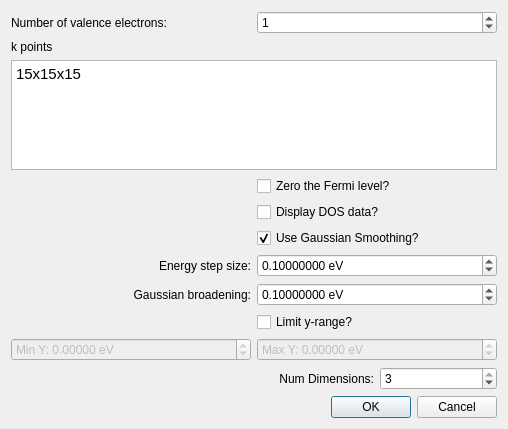
First picture: the form in libavogadro/src/extensions/yaehmop/yaehmoptotaldosdialog.ui, repository SSeBastian3/avogadro, before the edit.
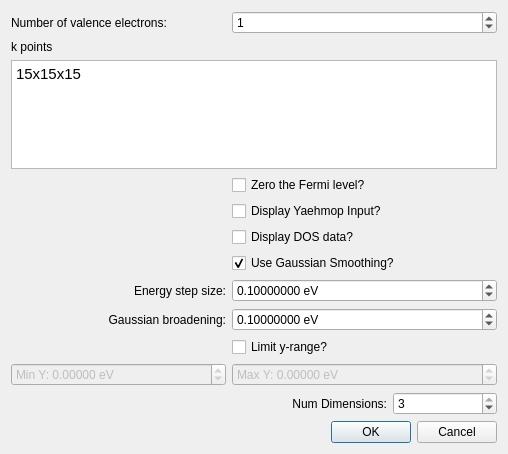
Second picture: the form after the edit.

Commit message:
Added the ability to display yaehmop input
Added a checkbox in each dialog to allow yaehmop
input to be displayed. It pops up in a text box if
the checkbox is checked.

```diff
--- a/libavogadro/src/extensions/yaehmop/yaehmoptotaldosdialog.ui
+++ b/libavogadro/src/extensions/yaehmop/yaehmoptotaldosdialog.ui
@@ -7,7 +7,7 @@
     <x>0</x>
     <y>0</y>
     <width>508</width>
-    <height>429</height>
+    <height>454</height>
    </rect>
   </property>
   <property name="windowTitle">
@@ -27,7 +27,7 @@
      </property>
     </widget>
    </item>
-   <item row="15" column="2" colspan="2">
+   <item row="16" column="2" colspan="2">
     <widget class="QDoubleSpinBox" name="spin_maxY">
      <property name="enabled">
       <bool>false</bool>
@@ -49,7 +49,7 @@
      </property>
     </widget>
    </item>
-   <item row="18" column="1" colspan="3">
+   <item row="19" column="1" colspan="3">
     <widget class="QDialogButtonBox" name="buttonBox">
      <property name="orientation">
       <enum>Qt::Horizontal</enum>
@@ -59,7 +59,7 @@
      </property>
     </widget>
    </item>
-   <item row="16" column="3">
+   <item row="17" column="3">
     <widget class="QSpinBox" name="spin_numDim">
      <property name="toolTip">
       <string>&lt;html&gt;&lt;head/&gt;&lt;body&gt;&lt;p&gt;The number of periodic dimensions.&lt;/p&gt;&lt;p&gt;&lt;br/&gt;&lt;/p&gt;&lt;p&gt;If this is set to 1, the material will be periodic only along the A vector of the crystal.&lt;/p&gt;&lt;p&gt;&lt;br/&gt;&lt;/p&gt;&lt;p&gt;If this is set to 2, the material will be periodic along both the A and B vectors of the crystal.&lt;/p&gt;&lt;p&gt;&lt;br/&gt;&lt;/p&gt;&lt;p&gt;If this is set to 3, the material will be periodic along the A, B, and C vectors of the crystal.&lt;/p&gt;&lt;p&gt;&lt;br/&gt;&lt;/p&gt;&lt;/body&gt;&lt;/html&gt;</string>
@@ -102,7 +102,7 @@
      </property>
     </widget>
    </item>
-   <item row="16" column="2">
+   <item row="17" column="2">
     <widget class="QLabel" name="label_6">
      <property name="toolTip">
       <string>&lt;html&gt;&lt;head/&gt;&lt;body&gt;&lt;p&gt;The number of periodic dimensions.&lt;/p&gt;&lt;p&gt;&lt;br/&gt;&lt;/p&gt;&lt;p&gt;If this is set to 1, the material will be periodic only along the A vector of the crystal.&lt;/p&gt;&lt;p&gt;&lt;br/&gt;&lt;/p&gt;&lt;p&gt;If this is set to 2, the material will be periodic along both the A and B vectors of the crystal.&lt;/p&gt;&lt;p&gt;&lt;br/&gt;&lt;/p&gt;&lt;p&gt;If this is set to 3, the material will be periodic along the A, B, and C vectors of the crystal.&lt;/p&gt;&lt;p&gt;&lt;br/&gt;&lt;/p&gt;&lt;/body&gt;&lt;/html&gt;</string>
@@ -115,7 +115,7 @@
      </property>
     </widget>
    </item>
-   <item row="8" column="2" colspan="2">
+   <item row="9" column="2" colspan="2">
     <widget class="QCheckBox" name="cb_useSmoothing">
      <property name="toolTip">
       <string>&lt;html&gt;&lt;head/&gt;&lt;body&gt;&lt;p&gt;Whether or not to use Gaussian smoothing to smooth the data.&lt;/p&gt;&lt;p&gt;&lt;br/&gt;&lt;/p&gt;&lt;p&gt;Smoothing is typically performed for density of states data.&lt;/p&gt;&lt;p&gt;Default: on&lt;/p&gt;&lt;/body&gt;&lt;/html&gt;</string>
@@ -128,7 +128,7 @@
      </property>
     </widget>
    </item>
-   <item row="10" column="2" colspan="2">
+   <item row="11" column="2" colspan="2">
     <widget class="QDoubleSpinBox" name="spin_energyStep">
      <property name="toolTip">
       <string>&lt;html&gt;&lt;head/&gt;&lt;body&gt;&lt;p&gt;The energy step size for Gaussian smoothing. &lt;/p&gt;&lt;p&gt;Default: 0.1&lt;/p&gt;&lt;/body&gt;&lt;/html&gt;</string>
@@ -159,7 +159,7 @@
      </property>
     </widget>
    </item>
-   <item row="12" column="2" colspan="2">
+   <item row="13" column="2" colspan="2">
     <widget class="QCheckBox" name="cb_limitY">
      <property name="toolTip">
       <string>&lt;html&gt;&lt;head/&gt;&lt;body&gt;&lt;p&gt;Limit the y-range?&lt;/p&gt;&lt;p&gt;&lt;br/&gt;&lt;/p&gt;&lt;p&gt;Default: off&lt;/p&gt;&lt;/body&gt;&lt;/html&gt;</string>
@@ -169,7 +169,7 @@
      </property>
     </widget>
    </item>
-   <item row="7" column="2" colspan="2">
+   <item row="8" column="2" colspan="2">
     <widget class="QCheckBox" name="cb_displayData">
      <property name="toolTip">
       <string>&lt;html&gt;&lt;head/&gt;&lt;body&gt;&lt;p&gt;Whether or not to display the density of states data in a&lt;/p&gt;&lt;p&gt;pop-up box after the calculation finishes.&lt;/p&gt;&lt;p&gt;&lt;br/&gt;&lt;/p&gt;&lt;p&gt;Data may be copied and pasted into a separate file.&lt;/p&gt;&lt;p&gt;Default: off&lt;/p&gt;&lt;/body&gt;&lt;/html&gt;</string>
@@ -179,7 +179,7 @@
      </property>
     </widget>
    </item>
-   <item row="11" column="0" colspan="2">
+   <item row="12" column="0" colspan="2">
     <widget class="QLabel" name="label_4">
      <property name="text">
       <string>Gaussian broadening:</string>
@@ -189,7 +189,7 @@
      </property>
     </widget>
    </item>
-   <item row="15" column="0" colspan="2">
+   <item row="16" column="0" colspan="2">
     <widget class="QDoubleSpinBox" name="spin_minY">
      <property name="enabled">
       <bool>false</bool>
@@ -211,7 +211,7 @@
      </property>
     </widget>
    </item>
-   <item row="10" column="0" colspan="2">
+   <item row="11" column="0" colspan="2">
     <widget class="QLabel" name="label_3">
      <property name="text">
       <string>Energy step size:</string>
@@ -228,7 +228,7 @@
      </property>
     </widget>
    </item>
-   <item row="11" column="2" colspan="2">
+   <item row="12" column="2" colspan="2">
     <widget class="QDoubleSpinBox" name="spin_broadening">
      <property name="toolTip">
       <string>&lt;html&gt;&lt;head/&gt;&lt;body&gt;&lt;p&gt;Gaussian broadening for Gaussian smoothing. The Gaussian broadening is the standard deviation.&lt;/p&gt;&lt;p&gt;Default: 0.1&lt;/p&gt;&lt;/body&gt;&lt;/html&gt;</string>
@@ -275,6 +275,13 @@
      </property>
     </widget>
    </item>
+   <item row="7" column="2">
+    <widget class="QCheckBox" name="cb_displayYaehmopInput">
+     <property name="text">
+      <string>Display Yaehmop Input?</string>
+     </property>
+    </widget>
+   </item>
   </layout>
  </widget>
  <tabstops>
```
Left out of the diff: 1 changed line with no effect on the pictures. The commit also changes 13 other files.
